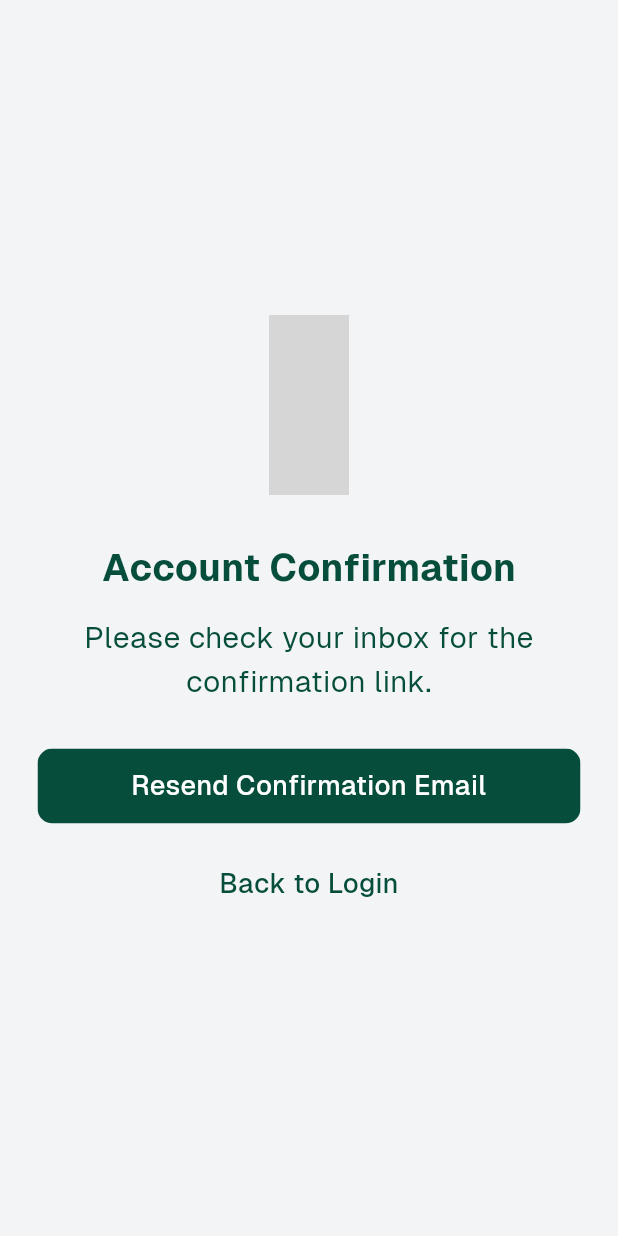
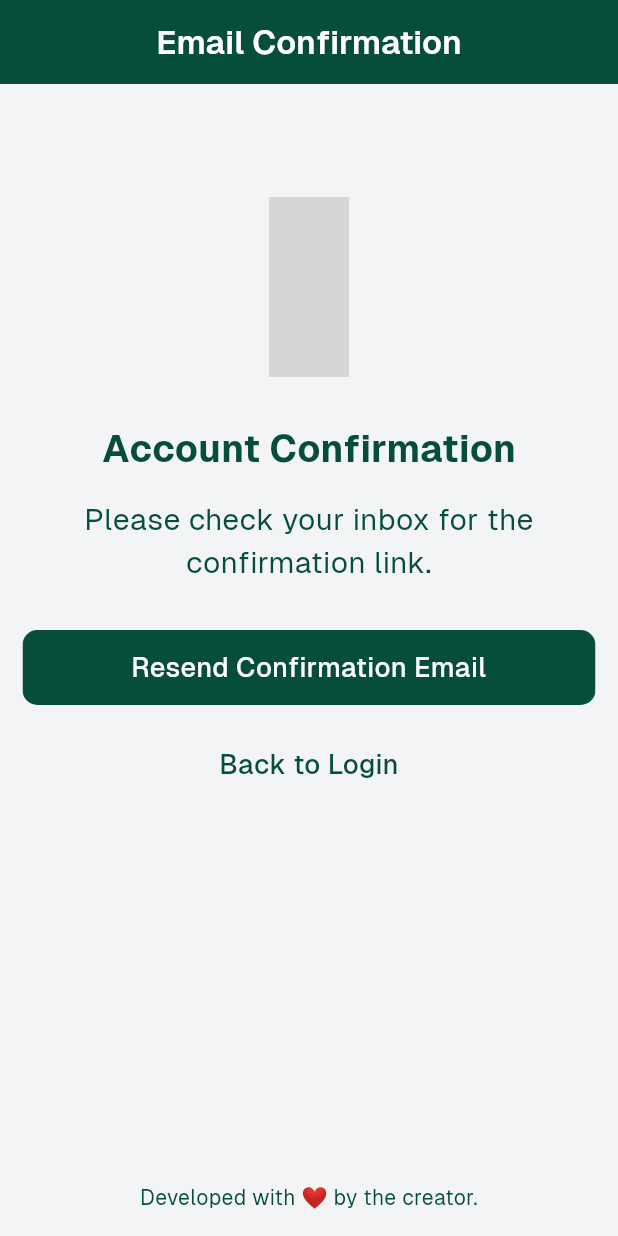
Before and after one commit to kiannaquines/crowd-monitoring-mobile-app, a Flutter app: the ConfirmationEmailScreen screen opened directly, on a phone screen of 412 x 824 dp. Run offline on Flutter 3.47's test engine with Material 3 defaults, Android fonts, the phone set to English and light mode, and no system bars; our stand-ins replace carousel_slider, fl_chart, icons_plus, iconsax; grey boxes are pictures that could not be loaded.

Commit message:
added modification in the forgot password screen
Signed-off-by: kiannaquines <kjgnaquines@gmail.com>

```diff
--- a/lib/screens/confirmation_email_screen.dart
+++ b/lib/screens/confirmation_email_screen.dart
@@ -1,8 +1,7 @@
 import 'package:crowd/screens/login_screen.dart';
 import 'package:crowd/utils/colors.dart';
 import 'package:flutter/material.dart';
-import 'package:flutter/widgets.dart';
-import 'package:iconsax/iconsax.dart';
+import 'package:icons_plus/icons_plus.dart';
 
 class ConfirmationEmailScreen extends StatefulWidget {
   const ConfirmationEmailScreen({super.key});
@@ -15,21 +14,36 @@ class _ConfirmationEmailScreenState extends State<ConfirmationEmailScreen> {
   @override
   Widget build(BuildContext context) {
     return Scaffold(
-      body: Padding(
-        padding: const EdgeInsets.symmetric(horizontal: 25.0, vertical: 25.0),
-        child: SizedBox(
-          width: double.infinity,
-          height: double.maxFinite,
+      appBar: AppBar(
+        centerTitle: true,
+        backgroundColor: AppColors.primary,
+        title: const Text(
+          'Email Confirmation',
+          style: TextStyle(
+            color: AppColors.white,
+            fontWeight: FontWeight.w600,
+          ),
+        ),
+      ),
+      body: Stack(
+        children: [
+          SizedBox(
+            width: MediaQuery.of(context).size.width,
+            height: MediaQuery.of(context).size.height,
+            child: SingleChildScrollView(
+              child: Padding(
+                padding: const EdgeInsets.symmetric(horizontal: 15.0, vertical: 15.0),
                 child: Column(
                   crossAxisAlignment: CrossAxisAlignment.center,
                   mainAxisAlignment: MainAxisAlignment.center,
                   children: [
-              const Center(
-                child: Icon(
-                  Iconsax.sms,
+                    const SizedBox(
+                      height: 60.0,
+                    ),
+                    const Icon(
+                      Iconsax.sms_notification_outline,
                       size: 120.0,
                       color: AppColors.primary,
-                ),
                     ),
                     const SizedBox(
                       height: 30.0,
@@ -124,6 +138,22 @@ class _ConfirmationEmailScreenState extends State<ConfirmationEmailScreen> {
                 ),
               ),
             ),
+          ),
+          const Positioned(
+            left: 0,
+            right: 0,
+            bottom: 16,
+            child: Text(
+              'Developed with ❤️ by the creator.',
+              textAlign: TextAlign.center,
+              style: TextStyle(
+                fontSize: 14.0,
+                color: AppColors.primary,
+              ),
+            ),
+          ),
+        ],
+      ),
     );
   }
 }
--- a/lib/screens/forgot_password_screen.dart
+++ b/lib/screens/forgot_password_screen.dart
@@ -1,3 +1,4 @@
+import 'package:crowd/screens/confirmation_email_screen.dart';
 import 'package:crowd/screens/login_screen.dart';
 import 'package:crowd/utils/colors.dart';
 import 'package:flutter/material.dart';
@@ -13,7 +14,11 @@ class ForgotPasswordScreen extends StatefulWidget {
 
 class _ForgotPasswordScreenState extends State<ForgotPasswordScreen> {
   void sendEmail() {
-    debugPrint('Email sent');
+    Navigator.of(context).pushReplacement(
+      MaterialPageRoute(
+        builder: (context) => const ConfirmationEmailScreen(),
+      ),
+    );
   }
 
   void signInWithEmail() {
```
Lines whose indentation alone changed are shown as unchanged.
